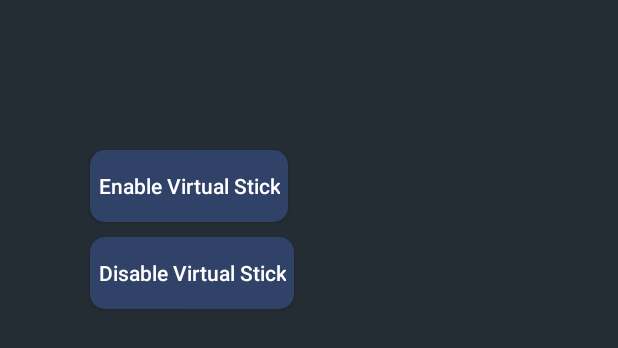
After one commit to jjl1409/CustomSDKMavicMini, an Android app: the layout sticks_virtual.xml on its own in the app's theme, with its tools: preview values and no code run, on a phone screen of 412 x 824 dp. The commit adds this screen. Shown: the top 348 px of the screen. Run offline under Robolectric (Android 15) with nearby library versions, the phone set to English and light mode, and no system bars.

Commit message:
Still working on virtual sticks functionality

```diff
--- a/app/src/main/java/com/dji/customsdk/MApplication.java
+++ b/app/src/main/java/com/dji/customsdk/MApplication.java
@@ -8,6 +8,7 @@ import com.secneo.sdk.Helper;
 public class MApplication extends Application {
 
     private NewApplication newApplication;
+    private VirtualSticks virtualSticks;
     @Override
     protected void attachBaseContext(Context paramContext) {
         super.attachBaseContext(paramContext);
@@ -15,6 +16,9 @@ public class MApplication extends Application {
         if (newApplication == null) {
             newApplication = new NewApplication();
             newApplication.setContext(this);
+        }
+        if(virtualSticks == null) {
+            virtualSticks = new VirtualSticks(this);
         }
     }
 
--- a/app/src/main/java/com/dji/customsdk/MainActivity.java
+++ b/app/src/main/java/com/dji/customsdk/MainActivity.java
@@ -3,6 +3,7 @@ package com.dji.customsdk;
 import android.Manifest;
 import android.os.Build;
 import android.os.Bundle;
+import android.widget.RelativeLayout;
 
 import androidx.appcompat.app.AppCompatActivity;
 import androidx.core.app.ActivityCompat;
@@ -30,7 +31,6 @@ public class MainActivity extends AppCompatActivity {
                     }
                     , 1);
         }
-
         setContentView(R.layout.activity_main);
 
     }
--- a/app/src/main/java/com/dji/customsdk/NewApplication.java
+++ b/app/src/main/java/com/dji/customsdk/NewApplication.java
@@ -195,4 +195,5 @@ public class NewApplication extends Application {
         }
     };
 
+
 }
--- /dev/null
+++ b/app/src/main/res/layout/sticks_virtual.xml
@@ -0,0 +1,33 @@
+<?xml version="1.0" encoding="utf-8"?>
+<RelativeLayout xmlns:android="http://schemas.android.com/apk/res/android"
+    xmlns:tools="http://schemas.android.com/tools"
+    xmlns:custom="http://schemas.android.com/apk/res-auto"
+    android:id="@+id/sticks_virtual"
+    android:layout_width="match_parent"
+    android:layout_height="match_parent"
+    android:background="@color/background_blue"
+    android:orientation="horizontal"
+    tools:context=".VirtualSticks">
+
+    <Button
+        android:layout_width="wrap_content"
+        android:layout_height="wrap_content"
+        android:text="Enable Virtual Stick"
+        style="@style/common_button"
+        android:id="@+id/btn_enable_virtual_stick"
+        android:layout_marginLeft="60dp"
+        android:layout_marginTop= "100dp" />
+
+    <Button
+        android:layout_width="wrap_content"
+        android:layout_height="wrap_content"
+        android:text="Disable Virtual Stick"
+        android:singleLine="true"
+        style="@style/common_button"
+        android:id="@+id/btn_disable_virtual_stick"
+        android:layout_below="@+id/btn_enable_virtual_stick"
+        android:layout_alignStart="@+id/btn_enable_virtual_stick"/>
+    <!--        android:layout_alignEnd="@+id/btn_enable_virtual_stick"-->     />
+
+
+</RelativeLayout>
--- /dev/null
+++ b/app/src/main/res/values/ids.xml
@@ -0,0 +1,5 @@
+<?xml version="1.0" encoding="utf-8"?>
+<resources>
+    <item name="btn_disable_virtual_stick" type="id" />
+    <item name="btn_enable_virtual_stick" type="id" />
+</resources>
```
Also changed, not shown: app/src/main/java/com/dji/customsdk/VirtualSticks.java (+23 -11 lines), app/src/main/res/layout/activity_main.xml (+2 -19 lines).
